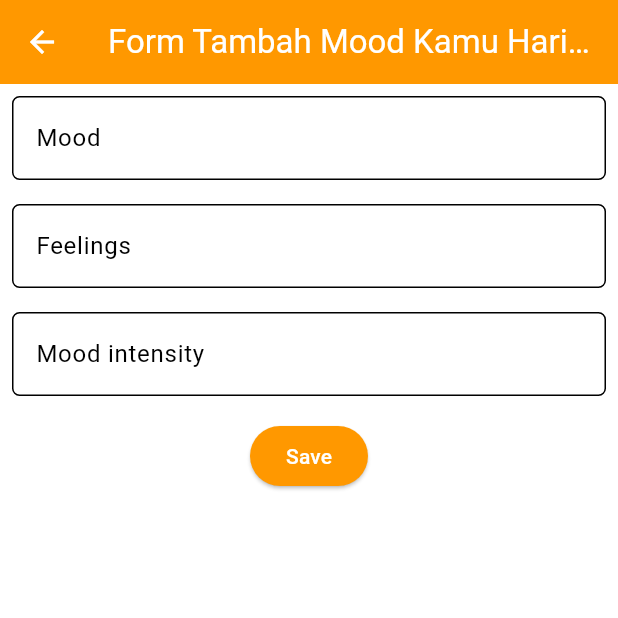
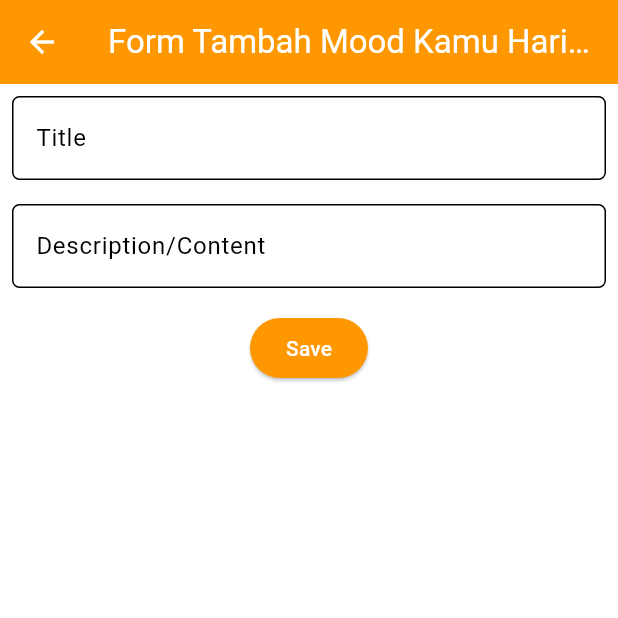
Before and after one commit to Kelompok-9-PBP-Ganjil-2024-2025/ngandung-mobile, a Flutter app: the ForumScreen screen opened directly, after a tap on "Add Forum", on a phone screen of 412 x 824 dp, the top half of it. Run offline on Flutter 3.47's test engine with Material 3 defaults, Android fonts, the light colour scheme and no system bars; our stand-ins replace google_nav_bar; missing offline and left inert: pbp_django_auth; network calls fail.

Commit message:
sudah bisa post api untuk forum, dan sudah muncul get api untuk diskusi

```diff
--- a/lib/authentication/screens/login.dart
+++ b/lib/authentication/screens/login.dart
@@ -1,4 +1,6 @@
 import 'package:flutter/material.dart';
+import 'package:ngandung_mobile/forum/forum_screen.dart';
+import 'package:ngandung_mobile/landing/home_screen.dart';
 import 'package:pbp_django_auth/pbp_django_auth.dart';
 import 'package:provider/provider.dart';
 import 'package:ngandung_mobile/authentication/screens/home_placeholder.dart';
@@ -112,7 +114,7 @@ class _LoginPageState extends State<LoginPage> {
                             context,
                             MaterialPageRoute(
                                 builder: (context) =>
-                                    const HomePage()), //TODO: Diganti apa cok(?)
+                                    const ForumScreen()), //TODO: Diganti apa cok(?)
                           );
                           ScaffoldMessenger.of(context)
                             ..hideCurrentSnackBar()
--- a/lib/forum/add_forum.dart
+++ b/lib/forum/add_forum.dart
@@ -1,23 +1,25 @@
+import 'dart:convert';
 import 'package:flutter/material.dart';
+import 'package:ngandung_mobile/forum/forum_screen.dart';
+import 'package:provider/provider.dart'; // Pastikan menggunakan provider untuk CookieRequest
+import 'package:pbp_django_auth/pbp_django_auth.dart';
 
-class AddForumFormPage extends StatefulWidget {
-  const AddForumFormPage({super.key});
+class AddForumForm extends StatefulWidget {
+  const AddForumForm({super.key});
 
   @override
-  State<AddForumFormPage> createState() => _AddForumFormPageState();
+  State<AddForumForm> createState() => _AddForumFormState();
 }
 
-class _AddForumFormPageState extends State<AddForumFormPage> {
-  // Menambahkan GlobalKey untuk FormState
+class _AddForumFormState extends State<AddForumForm> {
   final _formKey = GlobalKey<FormState>();
-
-  // Variabel untuk menyimpan input dari masing-masing field
-  String _mood = "";
-  String _feelings = "";
-  int _moodIntensity = 0;
+  String _title = "";
+  String _content = "";
 
   @override
   Widget build(BuildContext context) {
+    final request = context.watch<CookieRequest>();
+
     return Scaffold(
       appBar: AppBar(
         title: const Center(
@@ -29,88 +31,57 @@ class _AddForumFormPageState extends State<AddForumFormPage> {
         foregroundColor: Colors.white,
       ),
       body: Form(
-        key: _formKey, // Menambahkan key pada widget Form
+        key: _formKey,
         child: SingleChildScrollView(
           child: Column(
-            crossAxisAlignment: CrossAxisAlignment.start, // Mengatur alignment children
+            crossAxisAlignment: CrossAxisAlignment.start,
             children: [
-              // Field untuk Mood
               Padding(
                 padding: const EdgeInsets.all(8.0),
                 child: TextFormField(
                   decoration: InputDecoration(
-                    hintText: "Mood",
-                    labelText: "Mood",
+                    hintText: "Title",
+                    labelText: "Title",
                     border: OutlineInputBorder(
                       borderRadius: BorderRadius.circular(5.0),
                     ),
                   ),
                   onChanged: (String? value) {
                     setState(() {
-                      _mood = value ?? "";
+                      _title = value!;
                     });
                   },
                   validator: (String? value) {
                     if (value == null || value.isEmpty) {
-                      return "Mood tidak boleh kosong!";
+                      return "Title tidak boleh kosong!";
                     }
                     return null;
                   },
                 ),
               ),
-              // Field untuk Feelings
               Padding(
                 padding: const EdgeInsets.all(8.0),
                 child: TextFormField(
                   decoration: InputDecoration(
-                    hintText: "Feelings",
-                    labelText: "Feelings",
+                    hintText: "Description/Content",
+                    labelText: "Description/Content",
                     border: OutlineInputBorder(
                       borderRadius: BorderRadius.circular(5.0),
                     ),
                   ),
                   onChanged: (String? value) {
                     setState(() {
-                      _feelings = value ?? "";
+                      _content = value!;
                     });
                   },
                   validator: (String? value) {
                     if (value == null || value.isEmpty) {
-                      return "Feelings tidak boleh kosong!";
+                      return "Content tidak boleh kosong!";
                     }
                     return null;
                   },
                 ),
               ),
-              // Field untuk Mood Intensity
-              Padding(
-                padding: const EdgeInsets.all(8.0),
-                child: TextFormField(
-                  decoration: InputDecoration(
-                    hintText: "Mood intensity",
-                    labelText: "Mood intensity",
-                    border: OutlineInputBorder(
-                      borderRadius: BorderRadius.circular(5.0),
-                    ),
-                  ),
-                  keyboardType: TextInputType.number, // Memastikan input angka
-                  onChanged: (String? value) {
-                    setState(() {
-                      _moodIntensity = int.tryParse(value ?? "") ?? 0;
-                    });
-                  },
-                  validator: (String? value) {
-                    if (value == null || value.isEmpty) {
-                      return "Mood intensity tidak boleh kosong!";
-                    }
-                    if (int.tryParse(value) == null) {
-                      return "Mood intensity harus berupa angka!";
-                    }
-                    return null;
-                  },
-                ),
-              ),
-              // Tombol Save
               Align(
                 alignment: Alignment.bottomCenter,
                 child: Padding(
@@ -118,16 +89,37 @@ class _AddForumFormPageState extends State<AddForumFormPage> {
                   child: ElevatedButton(
                     style: ButtonStyle(
                       backgroundColor: MaterialStateProperty.all(
-                        Theme.of(context).colorScheme.primary,
-                      ),
+                          Theme.of(context).colorScheme.primary),
                     ),
-                    onPressed: () {
+                    onPressed: () async {
                       if (_formKey.currentState!.validate()) {
-                        // Implementasikan fungsi penyimpanan di sini
-                        // Misalnya, simpan data ke database atau kirim ke server
-                        ScaffoldMessenger.of(context).showSnackBar(
-                          const SnackBar(content: Text('Data berhasil disimpan')),
+                        final response = await request.postJson(
+                          "http://127.0.0.1:8000/create-forum-flutter/",
+                          jsonEncode(<String, String>{
+                            'title': _title,
+                            'content': _content,
+                          }),
                         );
+                        if (context.mounted) {
+                          if (response['status'] == 'success') {
+                            ScaffoldMessenger.of(context).showSnackBar(
+                              const SnackBar(
+                                content: Text("Forum baru berhasil disimpan!"),
+                              ),
+                            );
+                            Navigator.pushReplacement(
+                              context,
+                              MaterialPageRoute(
+                                  builder: (context) => const ForumScreen()),
+                            );
+                          } else {
+                            ScaffoldMessenger.of(context).showSnackBar(
+                              const SnackBar(
+                                content: Text("Terdapat kesalahan, silakan coba lagi."),
+                              ),
+                            );
+                          }
+                        }
                       }
                     },
                     child: const Text(
--- a/lib/main.dart
+++ b/lib/main.dart
@@ -27,7 +27,7 @@ class MyApp extends StatelessWidget {
               primarySwatch: Colors.orange,
             ).copyWith(secondary: Colors.orange[400]),
           ),
-          home: const ForumScreen()),
+          home: const LoginApp()),
     );
   }
 }
```
Also changed, not shown: lib/forum/forum_screen.dart (+115 -17 lines), lib/forum/models/comment_model.dart (added, +71 -0 lines), lib/landing/widgets/navbar.dart (+58 -58 lines), lib/navbar.dart (+39 -39 lines), 1 other file.
